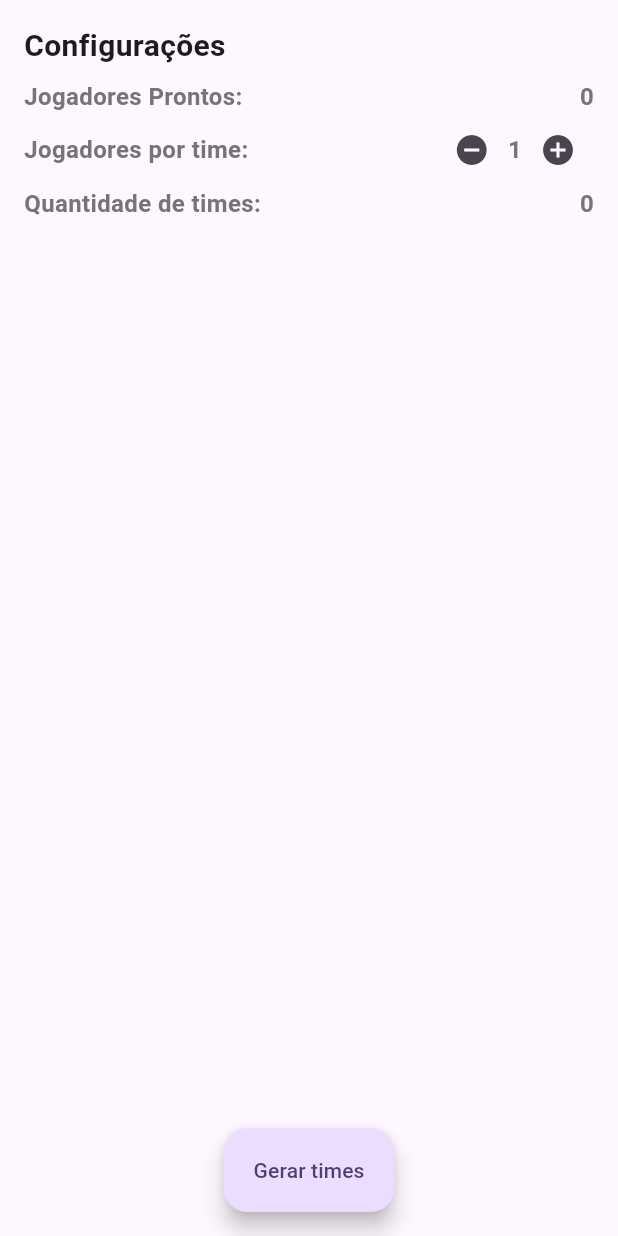
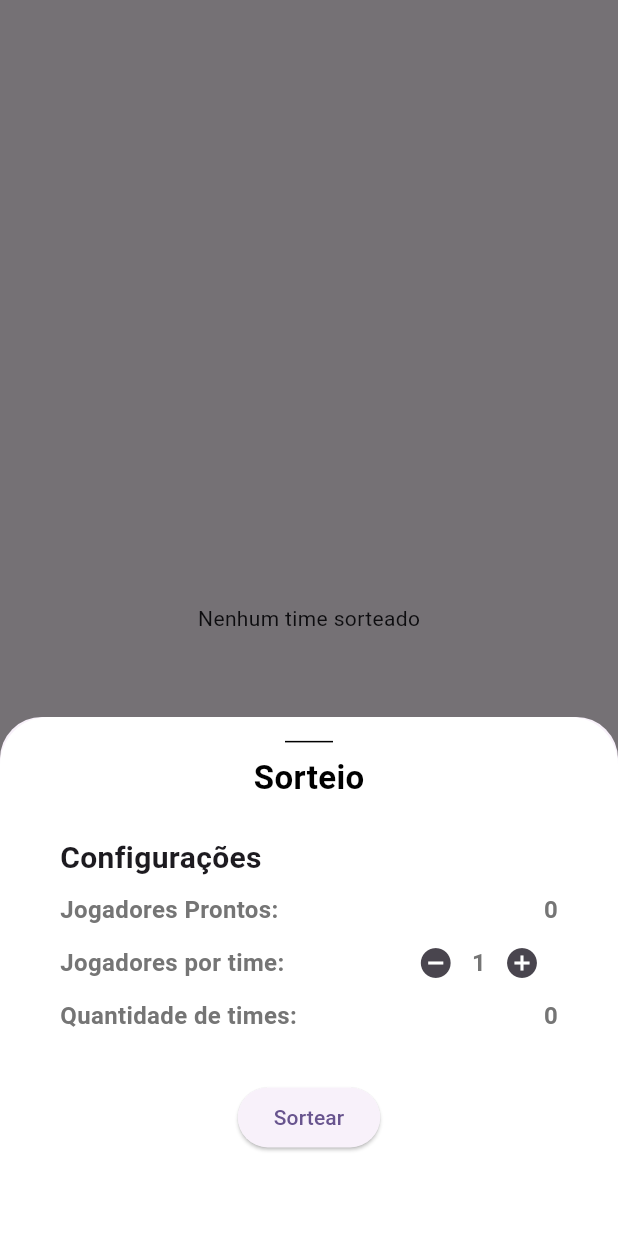
Before and after one commit to Felcks/team_draw, a Flutter app: the NewTeamDrawPage screen opened directly with empty values, after a tap on "Gerar times", on a phone screen of 412 x 824 dp. Run offline on Flutter 3.47's test engine with Material 2 defaults, Android fonts, the phone set to English and light mode, and no system bars; our stand-ins replace cloud_firestore, firebase_core, freezed_annotation; missing offline and left inert: day_night_time_picker; accounts and stored records are empty; project files that could hold a hidden picture were left out.

Commit message:
Fixed team generation algorithm

```diff
--- a/lib/modules/team/domain/usecases/get_generated_teams.dart
+++ b/lib/modules/team/domain/usecases/get_generated_teams.dart
@@ -15,7 +15,7 @@ class GetGeneratedTeamsUseCaseImpl extends GetGeneratedTeamsUseCase {
 
       list.forEach((element) {
         List<String> generatedTeamsIds = generatedTeams.map((e) => e.team.id).toList();
-        if (generatedTeamsIds.contains(element) == false) {
+        if (generatedTeamsIds.contains(element.team.id) == false) {
           generatedTeams.add(SortedTeam(team: element.team, players: [element.player]));
         } else {
           generatedTeams
--- a/lib/modules/team/domain/usecases/team_draw_by_overall_use_case.dart
+++ b/lib/modules/team/domain/usecases/team_draw_by_overall_use_case.dart
@@ -10,6 +10,7 @@ class TeamDrawByOverallUseCase extends TeamDrawUseCase {
   @override
   List<SortedTeam> invoke(List<Player> players, int playersPerTeam) {
     int amountOfTeamsToGenerate = (players.length / playersPerTeam).toInt();
+    print("Amount of teams to generated $amountOfTeamsToGenerate");
     List<SortedTeam> bestSortedTeams = generateTeams(players, amountOfTeamsToGenerate, playersPerTeam);
     double lowerStandardDerivation = calculateStandardDerivation(bestSortedTeams);
 
@@ -29,6 +30,7 @@ class TeamDrawByOverallUseCase extends TeamDrawUseCase {
       }
     }
 
+    print("bestSortedTeams $bestSortedTeams");
     return bestSortedTeams;
   }
 
--- a/lib/modules/team/presentation/new_team_draw_page.dart
+++ b/lib/modules/team/presentation/new_team_draw_page.dart
@@ -60,6 +60,7 @@ class _NewTeamDrawPageState extends State<NewTeamDrawPage> {
 
     _teamPlayersUpdateUnregister = _generatedTeamsUseCase.invoke((list) {
       setState(() {
+        print("aaa $list");
         _sortedTeams = list;
       });
     });
@@ -83,7 +84,9 @@ class _NewTeamDrawPageState extends State<NewTeamDrawPage> {
 
   Widget drawHome() {
     if (_sortedTeams.isEmpty) {
-      return _configurationWidget();
+      return Center(
+        child: Text("Nenhum time sorteado"),
+      );
     } else {
       return _showTeamsWidget();
     }
@@ -91,6 +94,7 @@ class _NewTeamDrawPageState extends State<NewTeamDrawPage> {
 
   void executeTeamDraw() {
     _sortedTeams = _teamDrawUseCase.invoke(getPlayersReady().map((e) => e.player).toList(), _playersPerTeam);
+    print("sorted tems 2 $_sortedTeams");
     saveSortedTeams();
   }
 
@@ -119,6 +123,7 @@ class _NewTeamDrawPageState extends State<NewTeamDrawPage> {
   }
 
   Widget _showTeamsWidget() {
+    print("generated teams $_sortedTeams");
     return SafeArea(
       child: Padding(
         padding: EdgeInsets.symmetric(horizontal: 16, vertical: 16),
@@ -166,7 +171,7 @@ class _NewTeamDrawPageState extends State<NewTeamDrawPage> {
     );
   }
 
-  Widget _configurationWidget() {
+  Widget _configurationWidget(void Function(void Function()) setModalState) {
     return SafeArea(
       child: Padding(
         padding: EdgeInsets.symmetric(horizontal: 16, vertical: 16),
@@ -206,7 +211,7 @@ class _NewTeamDrawPageState extends State<NewTeamDrawPage> {
                     children: [
                       IconButton(
                           onPressed: () {
-                            setState(() {
+                            setModalState(() {
                               if (_playersPerTeam > 0) _playersPerTeam -= 1;
                             });
                           },
@@ -217,7 +222,7 @@ class _NewTeamDrawPageState extends State<NewTeamDrawPage> {
                       ),
                       IconButton(
                           onPressed: () {
-                            setState(() {
+                            setModalState(() {
                               _playersPerTeam += 1;
                             });
                           },
@@ -240,6 +245,11 @@ class _NewTeamDrawPageState extends State<NewTeamDrawPage> {
                 ),
               ],
             ),
+            SizedBox(height: 32,),
+            Center(child: ElevatedButton(onPressed: () {
+              cleanSortedTeams();
+              executeTeamDraw();
+            }, child: Text("Sortear")))
           ],
         ),
       ),
@@ -250,20 +260,21 @@ class _NewTeamDrawPageState extends State<NewTeamDrawPage> {
     return TextStyle(fontSize: 16, fontWeight: FontWeight.w600, color: Colors.grey.shade600);
   }
 
-  FloatingActionButton getFloatActionButton()
-  {
-    if(_sortedTeams.isEmpty) {
+  FloatingActionButton getFloatActionButton() {
+    if (_sortedTeams.isEmpty) {
       return FloatingActionButton.extended(
         onPressed: () {
-          executeTeamDraw();
+          _showConfiguration();
+          //executeTeamDraw();
         },
         label: Text("Gerar times"),
       );
     } else {
       return FloatingActionButton.extended(
         onPressed: () {
-          cleanSortedTeams();
-          executeTeamDraw();
+          _showConfiguration();
+          //cleanSortedTeams();
+          //executeTeamDraw();
         },
         label: Text("Refazer times"),
       );
@@ -280,4 +291,70 @@ class _NewTeamDrawPageState extends State<NewTeamDrawPage> {
     else
       return (getPlayersReady().length / _playersPerTeam).toInt();
   }
+
+  void _showConfiguration() {
+    showModalBottomSheet<void>(
+      context: context,
+      builder: (BuildContext context) {
+        return StatefulBuilder(
+          builder: (BuildContext context, void Function(void Function()) setModalState) {
+            return Container(
+              height: MediaQuery.of(context).size.height * .42,
+              width: MediaQuery.of(context).size.width,
+              decoration: BoxDecoration(
+                borderRadius: new BorderRadius.only(
+                  topLeft: Radius.circular(32),
+                  topRight: Radius.circular(32),
+                ),
+                shape: BoxShape.rectangle,
+                color: Colors.white,
+              ),
+              child: Column(
+                mainAxisAlignment: MainAxisAlignment.start,
+                mainAxisSize: MainAxisSize.min,
+                children: <Widget>[
+                  SizedBox(
+                    height: 16,
+                  ),
+                  SizedBox(
+                    width: 32,
+                    child: Divider(
+                      color: Colors.black,
+                      height: 1,
+                    ),
+                  ),
+                  SizedBox(
+                    height: 8,
+                  ),
+                  Text(
+                    "Sorteio",
+                    style: TextStyle(fontSize: 22, color: Colors.black, fontWeight: FontWeight.bold),
+                  ),
+                  SizedBox(
+                    height: 8,
+                  ),
+                  Padding(
+                    padding: EdgeInsets.symmetric(horizontal: 16),
+                    child: Container(
+                      decoration: BoxDecoration(
+                        borderRadius: new BorderRadius.all(
+                          Radius.circular(8),
+                        ),
+                        shape: BoxShape.rectangle,
+                        color: Colors.grey.withOpacity(0),
+                      ),
+                      child: Padding(
+                        padding: EdgeInsets.symmetric(horizontal: 8.0),
+                        child: _configurationWidget(setModalState),
+                      ),
+                    ),
+                  ),
+                ],
+              ),
+            );
+          },
+        );
+      },
+    );
+  }
 }
```
